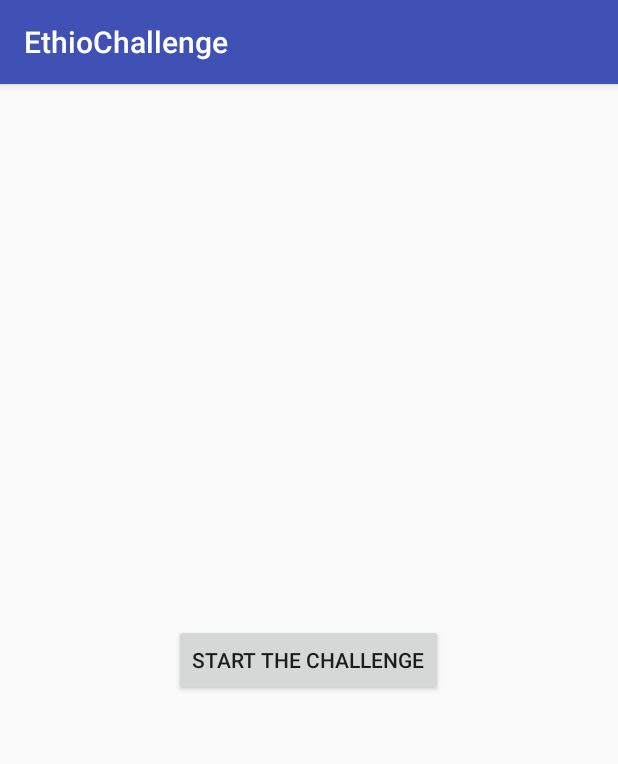
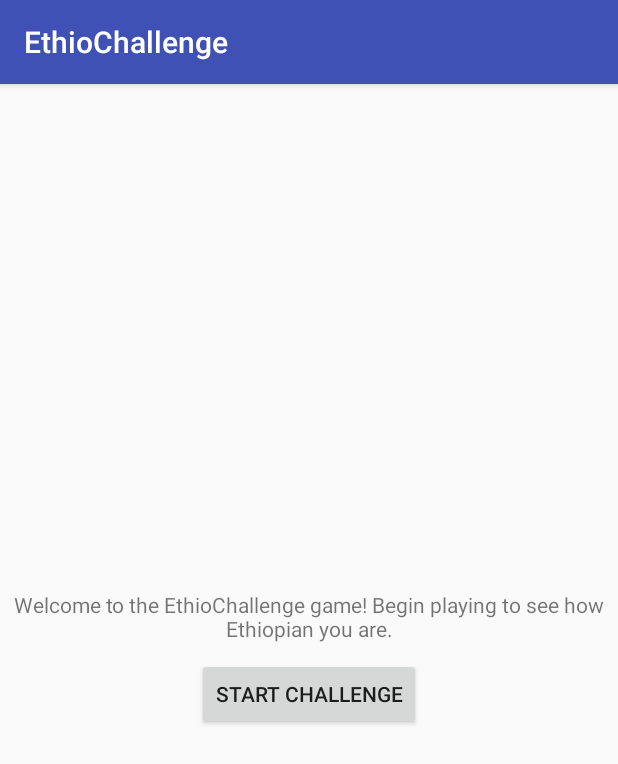
Before and after one commit to brukberhane/EthioChallenge, an Android app: the screen it shows after launch (HomeActivity), on a phone screen of 412 x 824 dp. Shown: the top 764 px of the screen. Run offline under Robolectric (Android 15) with nearby library versions, the phone set to English and light mode, and no system bars; our stand-ins replace ButterKnife.

```diff
--- a/app/src/main/java/tech/asfaw/ethiochallenge/HomeFragment.java
+++ b/app/src/main/java/tech/asfaw/ethiochallenge/HomeFragment.java
@@ -28,6 +28,7 @@ public class HomeFragment extends Fragment {
                              Bundle savedInstanceState) {
         View view =  inflater.inflate(R.layout.fragment_home, container, false);
         ButterKnife.bind(this, view);
+
         mEnterChallengeButton.setOnClickListener(new View.OnClickListener() {
             @Override
             public void onClick(View view) {
--- a/app/src/main/res/layout/fragment_challenge.xml
+++ b/app/src/main/res/layout/fragment_challenge.xml
@@ -28,6 +28,7 @@
                 android:id="@+id/question_text"
                 android:layout_width="match_parent"
                 android:layout_height="wrap_content"
+                android:gravity="center"
                 tools:text="Answer This question!"/>
             <Button
                 android:id="@+id/first_choice"
--- a/app/src/main/res/layout/fragment_home.xml
+++ b/app/src/main/res/layout/fragment_home.xml
@@ -9,8 +9,16 @@
         android:layout_width="match_parent"
         android:layout_height="match_parent"
         android:layout_gravity="center"
+        android:orientation="vertical"
         android:gravity="center">
-
+        <TextView
+            android:id="@+id/home_display_text"
+            android:layout_width="wrap_content"
+            android:gravity="center"
+            android:layout_height="wrap_content"
+            android:text="@string/welcome_text"
+            android:paddingBottom="10dp"
+            />
         <Button
             android:id="@+id/fragment_home_enter_challenge_button"
             android:layout_width="wrap_content"
--- a/app/src/main/res/values/strings.xml
+++ b/app/src/main/res/values/strings.xml
@@ -2,6 +2,6 @@
     <string name="app_name">EthioChallenge</string>
 
     <!-- TODO: Remove or change this placeholder text -->
-    <string name="hello_blank_fragment">Hello blank fragment</string>
-    <string name="start_the_challenge">Start the Challenge</string>
+    <string name="start_the_challenge">Start Challenge</string>
+    <string name="welcome_text">Welcome to the EthioChallenge game! Begin playing to see how Ethiopian you are.</string>
 </resources>
```
Also changed, not shown: app/src/main/java/tech/asfaw/ethiochallenge/ChallengeFragment.java (+9 -4 lines).
